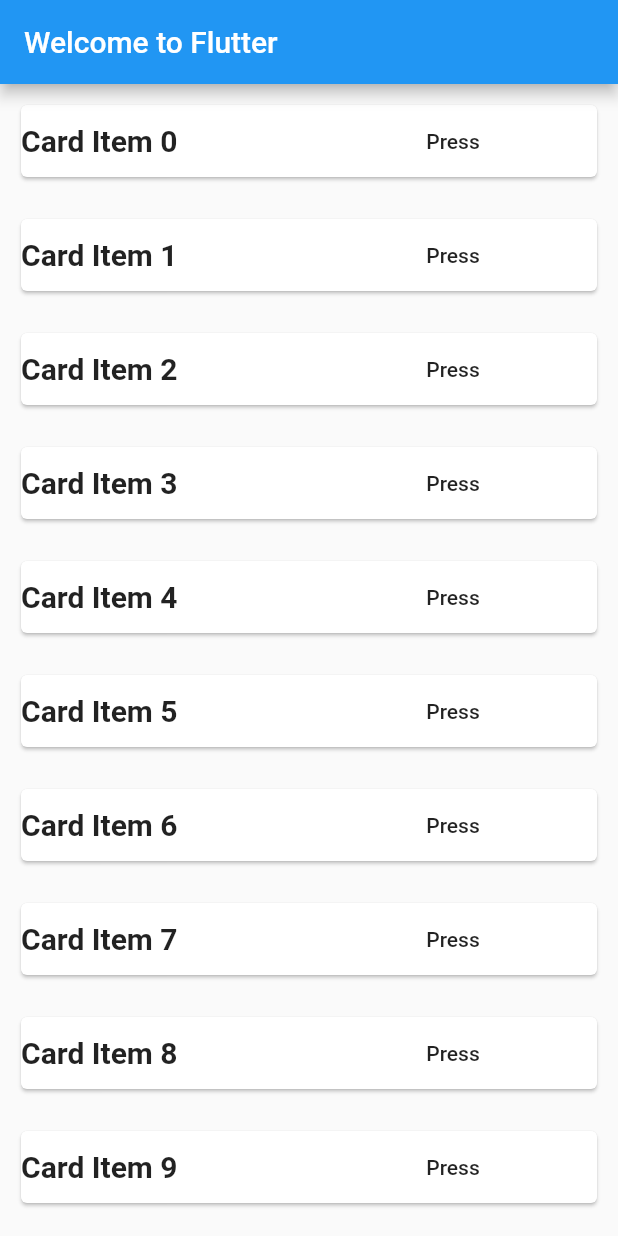
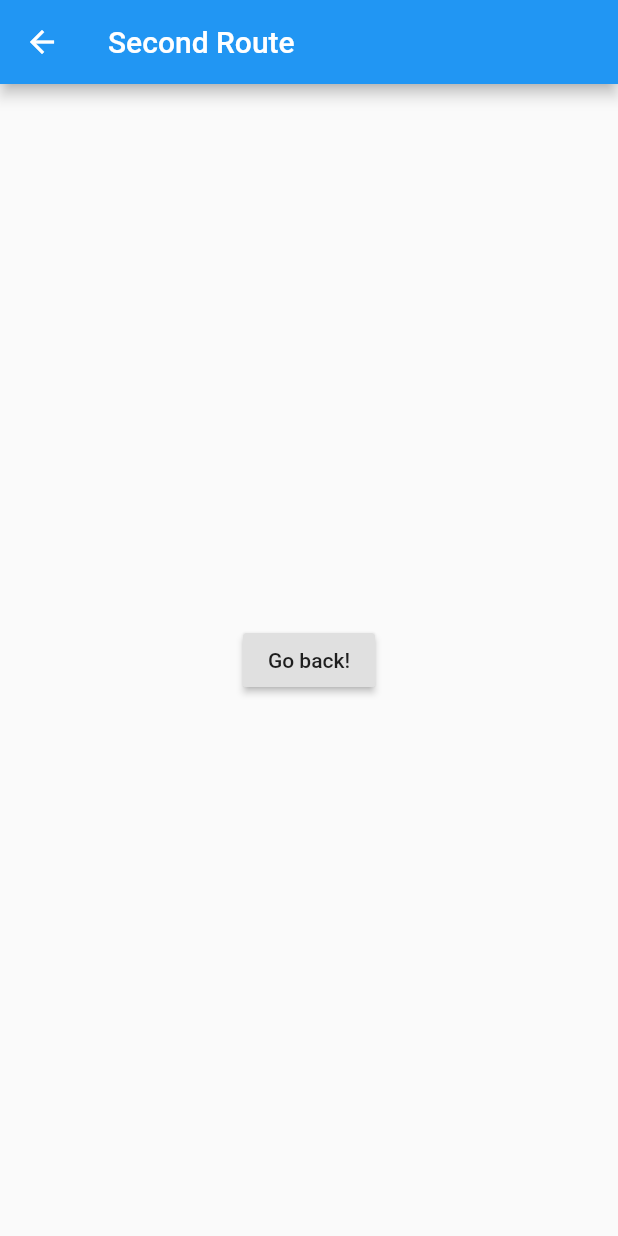
Before and after one commit to profaddy/flutter_poc, a Flutter app: the screen it shows after launch, after a tap on "Press", on a phone screen of 412 x 824 dp. Run offline on Flutter 3.47's test engine with Material 2 defaults, Android fonts, the phone set to English and light mode, and no system bars.

Commit message:
named routes added

```diff
--- a/lib/main.dart
+++ b/lib/main.dart
@@ -116,38 +116,20 @@
 
 import 'package:flutter/material.dart';
 import './src/app_screens/home..dart';
-import './src/components/CustomCard.dart';
+import './src/app_screens/secondRoute.dart';
 
 void main() => runApp(MyApp());
 
 class MyApp extends StatelessWidget {
   Widget build(BuildContext context) {
     return MaterialApp(
+      initialRoute:'/',
+      routes:{
+        '/':(context) => Home(),
+        '/second':(context) => SecondRoute(),
+      },
       title: 'Welcome to Flutter',
-      home: Scaffold(
-        appBar: AppBar(
-          title: Text('Welcome to Flutter'),
-        ),
-        body: getItems()
-      ),
+
     );
   }
-
-  Widget getItems() {
-    List items = [];
-  var listItems = List.generate(10000, (counter) => "Item $counter");
-    // for (int i = 0; i < 10; i++) {
-    //   //   items.add(Card(
-    //   //     child:Text('x $this.i')
-    //   //   )
-    //   //     );
-    //   // };
-    //   items.add(CustomCard(index: i, onPress: () => {}));
-    // }
-    var listView = ListView.builder(itemBuilder:(context,index){
-      // return Text(listItems[index]);
-      return CustomCard(index: listItems[index], onPress: () => {});
-    } );
-    return listView;
-  }
 }
--- a/lib/src/app_screens/home..dart
+++ b/lib/src/app_screens/home..dart
@@ -1,15 +1,33 @@
 import 'package:flutter/material.dart';
-import 'package:english_words/english_words.dart';
+import '../components/CustomCard.dart';
 
 class Home extends StatelessWidget {
   @override
   Widget build(BuildContext context) {
-    final wordPair = WordPair.random();
     return Center(
-      child: Text(
-        wordPair.asPascalCase,
-        style: TextStyle(fontWeight: FontWeight.bold, fontSize: 40),
-      ),
-    );
+        child: Scaffold(
+            appBar: AppBar(
+              title: Text('Home'),
+            ),
+            body: getItems()));
+  }
+
+//data source
+  List getListItems() {
+    var items = List.generate(1000, (counter) => "Item $counter");
+    return items;
+  }
+
+  Widget getItems() {
+    var listItems = getListItems();
+    var listView = ListView.builder(itemBuilder: (context, index) {
+      return CustomCard(
+        index: listItems[index],
+        onPress: () {
+          Navigator.pushNamed(context, '/second');
+        },
+      );
+    });
+    return listView;
   }
 }
--- /dev/null
+++ b/lib/src/app_screens/secondRoute.dart
@@ -0,0 +1,22 @@
+
+
+import 'package:flutter/material.dart';
+
+class SecondRoute extends StatelessWidget {
+  @override
+  Widget build(BuildContext context) {
+    return Scaffold(
+      appBar: AppBar(
+        title: Text("Second Route"),
+      ),
+      body: Center(
+        child: RaisedButton(
+          onPressed: () {
+            Navigator.pop(context);
+          },
+          child: Text('Go back!'),
+        ),
+      ),
+    );
+  }
+}
--- a/lib/src/components/CustomCard.dart
+++ b/lib/src/components/CustomCard.dart
@@ -22,7 +22,8 @@
               )),
               Expanded(
                   child: FlatButton(
-                child: const Text('Press'),
+                child: Container(
+                    child: Text('Press', style: TextStyle(fontSize: 20))),
                 onPressed: this.onPress,
               )),
             ])
```
